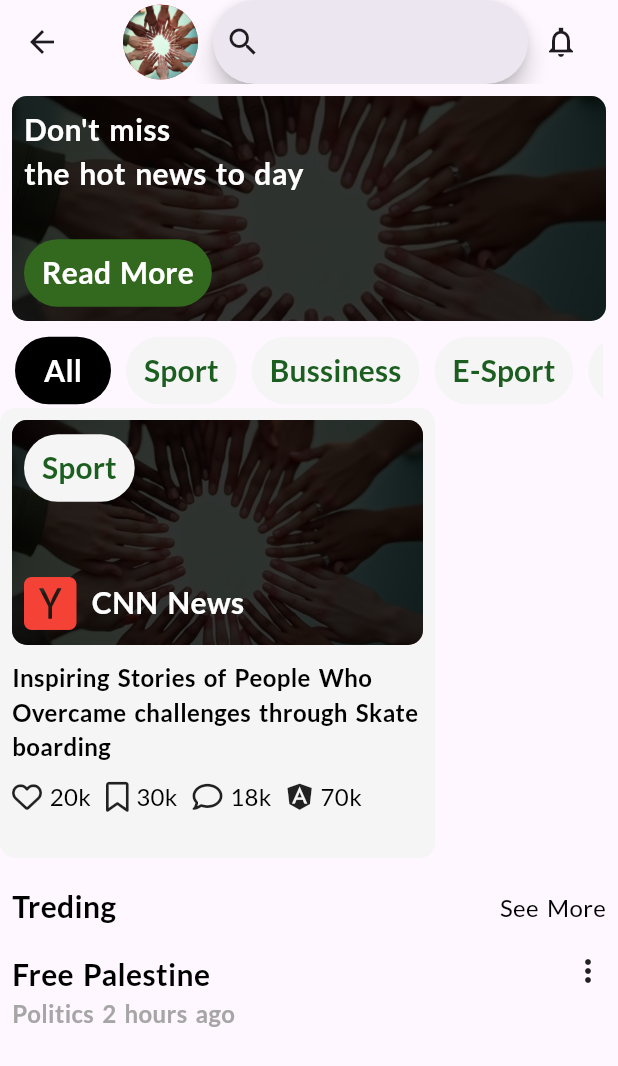
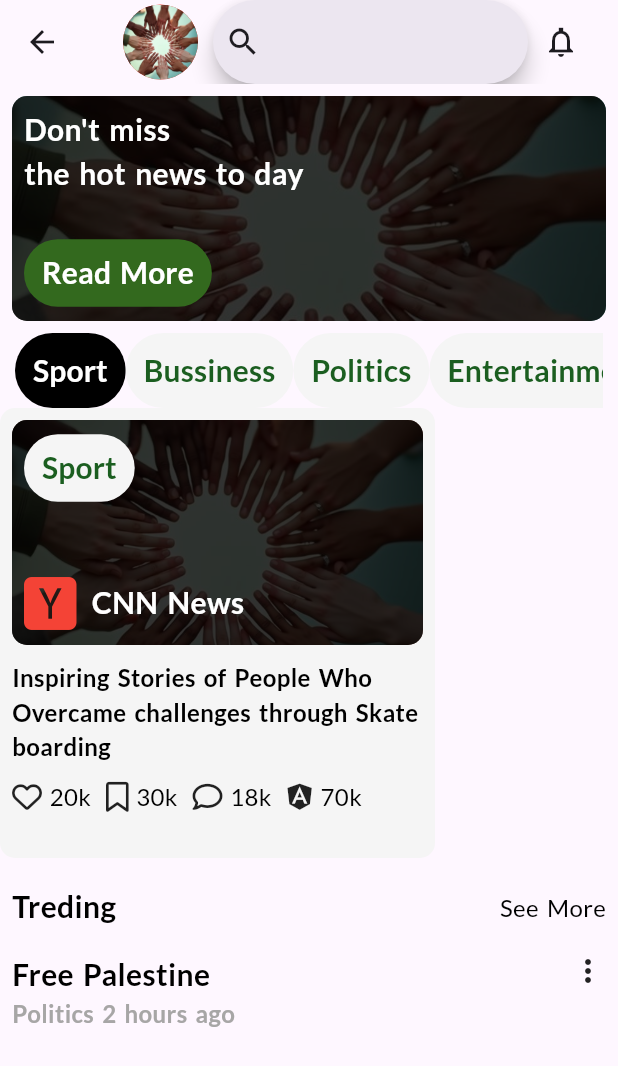
Before and after one commit to TWARIQABDUL/connect_app, a Flutter app: the HomePage screen opened by its route, on a phone screen of 412 x 824 dp. Shown: the top 1066 px of the screen. Run offline on Flutter 3.47's test engine with Material 3 defaults, Android fonts, the phone set to English and light mode, and no system bars; our stand-ins replace flutter_form_builder, flutter_svg, font_awesome_flutter, get, google_fonts.

Commit message:
[Refactor] allowing each button to sort it's category

```diff
--- a/lib/contr0ller/category_controller.dart
+++ b/lib/contr0ller/category_controller.dart
@@ -1,13 +1,12 @@
 import 'package:connect/model/category_model.dart';
 
-class Categories {
+class CategoriesController {
 
   List<CategoryModel> categories = [
-    CategoryModel(title: "Sport"),
-    CategoryModel(title: "News"),
+    CategoryModel(title: "Sport",),
+    CategoryModel(title: "Bussiness"),
     CategoryModel(title: "Politics"),
     CategoryModel(title: "Entertainment"),
-    CategoryModel(title: "Art"),
   ];
 
 
--- a/lib/contr0ller/news_controler.dart
+++ b/lib/contr0ller/news_controler.dart
@@ -38,7 +38,7 @@ class NewsControler {
       imagepath: "images/tgth.jpeg",
     ),
     Newsmodel(
-      tag: "Bussiness",
+      tag: "Entertainment",
       icon: FaIcon(
         FontAwesomeIcons.squareHackerNews,
         color: Colors.red,
@@ -54,7 +54,7 @@ class NewsControler {
       imagepath: "images/tgth.jpeg",
     ),
     Newsmodel(
-      tag: "Bussiness",
+      tag: "Politics",
       icon: FaIcon(
         FontAwesomeIcons.squareHackerNews,
         color: Colors.red,
--- a/lib/model/category_model.dart
+++ b/lib/model/category_model.dart
@@ -1,7 +1,9 @@
+
+
 class CategoryModel {
 
   final String title;
-
+  // final VoidCallback action;
   CategoryModel({required this.title});
 
 }
--- a/lib/pages/home.dart
+++ b/lib/pages/home.dart
@@ -99,10 +99,8 @@ class HomePage extends GetView {
               scrollDirection: Axis.horizontal,
               itemCount: newsControler.myNewsList.length,
               itemBuilder: (context, index){
-                // newsControler.sortnews("Bussiness");
                 final news = newsControler.myNewsList[index];
-                // print("the lenght${sortedNewes[index]}");
-                // final news = sortedNewes.;
+
                 return  NewsContainer(
                   image: news.imagepath,
                   locations: news.title,
--- a/lib/pages/landingpage.dart
+++ b/lib/pages/landingpage.dart
@@ -1,25 +1,15 @@
-import 'package:connect/contr0ller/category_controller.dart';
 import 'package:connect/widgets/custom_widget.dart';
 import 'package:flutter/material.dart';
 import 'package:get/get.dart';
 
 class LandingPage extends GetView {
-  final Categories categories = Get.put(Categories());
+  // final Categories categories = Get.put(Categories());
  LandingPage({super.key});
 
   @override
   Widget build(BuildContext context) {
     return Scaffold(
       backgroundColor: Color(0XFFFFFFFF),
-
-      // body: ListView.builder(
-      //   itemCount: categories.categories.length,
-
-      //   itemBuilder: (context, index){
-      //     final category = categories.categories[index];
-      //     return Text(category.title);
-      //   },
-      // ),
 
       body: Center(
         child: Row(
--- a/lib/widgets/categories.dart
+++ b/lib/widgets/categories.dart
@@ -1,3 +1,4 @@
+import 'package:connect/contr0ller/category_controller.dart';
 import 'package:connect/contr0ller/news_controler.dart';
 import 'package:connect/widgets/custom_widget.dart';
 import 'package:flutter/material.dart';
@@ -6,6 +7,7 @@ import 'package:get/state_manager.dart';
 
 class CategoriesList extends GetView {
   final NewsControler newsControler = Get.put(NewsControler());
+  final CategoriesController categoriesController = Get.put(CategoriesController());
   CategoriesList({super.key});
 
   @override
@@ -14,48 +16,63 @@ class CategoriesList extends GetView {
       height: 50,
       child: Padding(
         padding: const EdgeInsets.symmetric(horizontal: 10, vertical: 0),
-        child: ListView(
+        child: ListView.builder(
           scrollDirection: Axis.horizontal,
+          itemCount: categoriesController.categories.length,
+          itemBuilder:(context, index){
+            final category = categoriesController.categories[index];
+            return CustomButton(
+                  buttonText: category.title,
+                  backGroundColor: (index== 0)?Colors.black:Color(0XFFF5F5F5),
+                  color: (index == 0) ?Colors.white:Color(0XFF1B5E20),
+                  action: (){
+                    newsControler.sortnews(category.title);
+                  },
+                  );
+          },
+          ),
+        // child: ListView(
+        //   scrollDirection: Axis.horizontal,
 
-          children: [
+        //   children: [
 
-            Row(
-              spacing: 10,
-              children: [
+        //     Row(
+        //       spacing: 10,
+        //       children: [
 
-                  CustomButton(
-                  buttonText: "All",
-                  backGroundColor: Colors.black,
-                  color: Colors.white,
-                  action: (){
-                    newsControler.sortnews("Bussiness");
-                  },
-                  ),
+        //           CustomButton(
+        //           buttonText: "All",
+        //           backGroundColor: Colors.black,
+        //           color: Colors.white,
+        //           action: (){
+        //             newsControler.sortnews("Bussiness");
+        //           },
+        //           ),
 
-                  CustomButton(
-                  buttonText: "Sport",
-                  backGroundColor: Color(0XFFF5F5F5),
-                  color: Color(0XFF1B5E20),
-                  ),
-                  CustomButton(
-                  buttonText: "Bussiness",
-                  backGroundColor: Color(0XFFF5F5F5),
-                  color: Color(0XFF1B5E20),
-                  ),
-                  CustomButton(
-                  buttonText: "E-Sport",
-                  backGroundColor: Color(0XFFF5F5F5),
-                  color: Color(0XFF1B5E20),
-                  ),
-                  CustomButton(
-                  buttonText: "E-Sport",
-                  backGroundColor: Color(0XFFF5F5F5),
-                  color: Color(0XFF1B5E20),
-                  ),
-              ],
-            ),
-          ],
-        ),
+        //           CustomButton(
+        //           buttonText: "Sport",
+        //           backGroundColor: Color(0XFFF5F5F5),
+        //           color: Color(0XFF1B5E20),
+        //           ),
+        //           CustomButton(
+        //           buttonText: "Bussiness",
+        //           backGroundColor: Color(0XFFF5F5F5),
+        //           color: Color(0XFF1B5E20),
+        //           ),
+        //           CustomButton(
+        //           buttonText: "E-Sport",
+        //           backGroundColor: Color(0XFFF5F5F5),
+        //           color: Color(0XFF1B5E20),
+        //           ),
+        //           CustomButton(
+        //           buttonText: "E-Sport",
+        //           backGroundColor: Color(0XFFF5F5F5),
+        //           color: Color(0XFF1B5E20),
+        //           ),
+        //       ],
+        //     ),
+        //   ],
+        // ),
       ),
     );
   }
```
